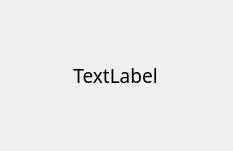
Before: the Qt Designer form error.ui in StanleySun233/BookManagementSystem, drawn with Qt 5.
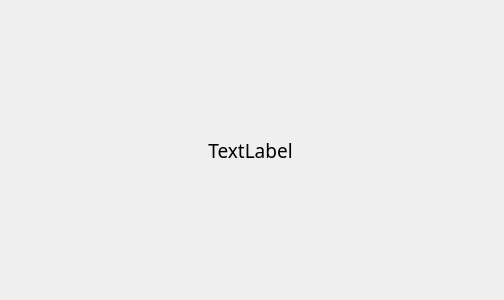
After: the same form once the commit is applied.

The edit to the form file:
```diff
--- a/error.ui
+++ b/error.ui
@@ -6,25 +6,22 @@
    <rect>
     <x>0</x>
     <y>0</y>
-    <width>233</width>
-    <height>151</height>
+    <width>504</width>
+    <height>300</height>
    </rect>
   </property>
   <property name="windowTitle">
    <string>提示</string>
   </property>
-  <widget class="QWidget" name="verticalLayoutWidget">
+  <widget class="QLabel" name="label">
    <property name="geometry">
     <rect>
      <x>0</x>
      <y>0</y>
-     <width>231</width>
-     <height>151</height>
+     <width>501</width>
+     <height>301</height>
     </rect>
    </property>
-   <layout class="QVBoxLayout" name="verticalLayout">
-    <item>
-     <widget class="QLabel" name="label">
       <property name="font">
        <font>
         <family>宋体</family>
@@ -37,9 +34,6 @@
       <property name="alignment">
        <set>Qt::AlignCenter</set>
       </property>
-     </widget>
-    </item>
-   </layout>
   </widget>
  </widget>
  <resources/>
```
Lines whose indentation alone changed are shown as unchanged.
